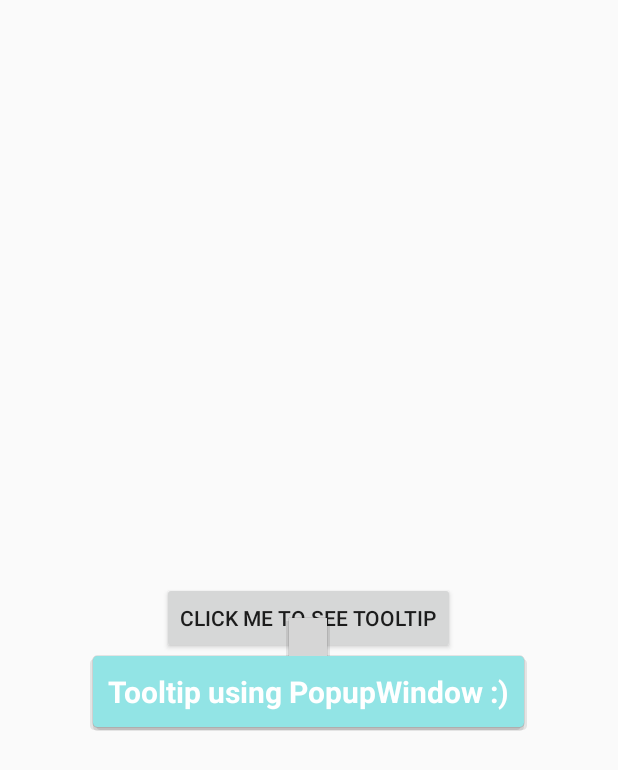
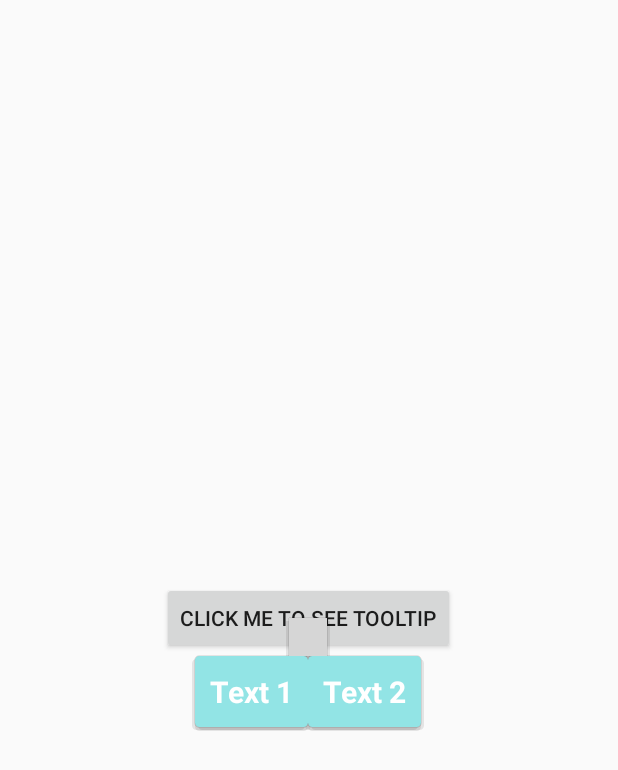
Before and after one commit to ravikantsv/PopWindowTest, an Android app: the screen it shows after launch (MainActivity), after a tap on "CLICK ME TO SEE TOOLTIP", on a phone screen of 412 x 824 dp. Shown: the top 770 px of the screen. Run offline under Robolectric (Android 15) with nearby library versions, the phone set to English and light mode, and no system bars; grey boxes are pictures that could not be loaded.

```diff
--- a/app/src/main/res/layout/tooltip_layout.xml
+++ b/app/src/main/res/layout/tooltip_layout.xml
@@ -11,6 +11,11 @@
         android:layout_gravity="center"
         android:background="@drawable/nav_up" />
 
+    <LinearLayout
+        android:layout_width="wrap_content"
+        android:layout_height="wrap_content"
+        android:orientation="horizontal"
+        android:id="@+id/tooltip1">
         <TextView
             android:id="@+id/tooltip_text"
             android:layout_width="wrap_content"
@@ -18,8 +23,22 @@
             android:background="@drawable/tooltip_bg"
             android:gravity="center"
             android:padding="10dp"
-        android:text="Tooltip using PopupWindow :)"
+            android:text="Text 1"
             android:textColor="@android:color/white"
             android:textSize="20dp"
             android:textStyle="bold" />
+
+        <TextView
+            android:id="@+id/tooltip_text2"
+            android:layout_width="wrap_content"
+            android:layout_height="wrap_content"
+            android:background="@drawable/tooltip_bg"
+            android:gravity="center"
+            android:padding="10dp"
+            android:text="Text 2"
+            android:textColor="@android:color/white"
+            android:textSize="20dp"
+            android:textStyle="bold" />
+
     </LinearLayout>
+</LinearLayout>
```
Also changed, not shown: app/src/main/res/drawable-hdpi/ic_action_name.png (added), app/src/main/res/drawable-mdpi/ic_action_name.png (added), app/src/main/res/drawable-xhdpi/ic_action_name.png (added), app/src/main/res/drawable-xxhdpi/ic_action_name.png (added), 1 other file. Lines whose indentation alone changed are shown as unchanged.
